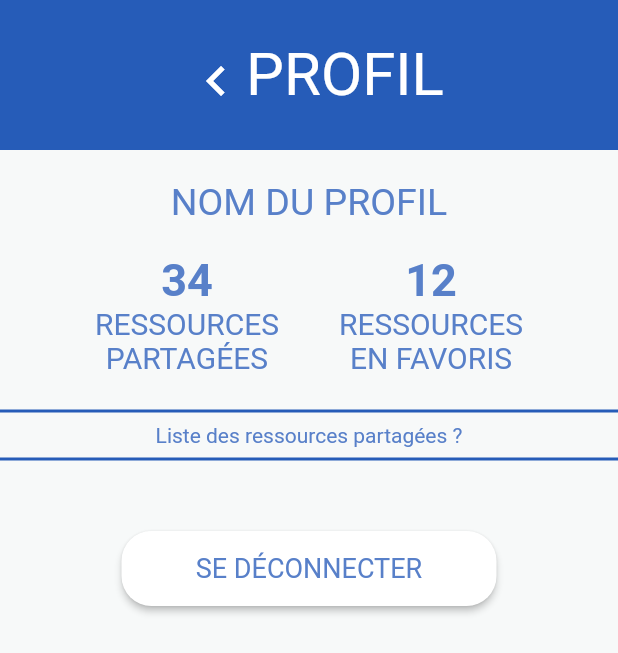
After one commit to JulienCorbo/le_cube, a Flutter app: the profil screen opened directly, on a phone screen of 412 x 824 dp. The commit adds this screen. Shown: the top 653 px of the screen. Run offline on Flutter 3.47's test engine with Material 2 defaults, Android fonts, the phone set to English and light mode, and no system bars; our stand-ins replace carousel_slider, font_awesome_flutter, form_validator, google_fonts, share_plus, video_player; network calls fail.

Commit message:
Inscription & Connexion v1

```diff
--- a/lib/commons/constants.dart
+++ b/lib/commons/constants.dart
@@ -68,7 +68,7 @@ Widget categoryElementPage({
       borderRadius: BorderRadius.circular(25),
   ),
   child: SizedBox.fromSize(
-    size: Size(56, 56),
+    size: const Size(56, 56),
         child: InkWell(
           borderRadius: BorderRadius.circular(20),
           splashColor: blueText, // splash color
@@ -162,7 +162,7 @@ Widget spotlightElement({
                     )
                 ),
                 onPressed: () {},
-                child: Text('VOIR PLUS')
+                child: const Text('VOIR PLUS')
             )
           ],
         ),
--- a/lib/main.dart
+++ b/lib/main.dart
@@ -1,6 +1,6 @@
 import 'package:flutter/material.dart';
+import 'package:flutter/services.dart';
 
-import 'package:le_cube/screens/login.dart';
 import 'package:le_cube/screens/homePage.dart';
 
 void main() {
@@ -12,6 +12,9 @@ class MyApp extends StatelessWidget {
 
   @override
   Widget build(BuildContext context) {
+    SystemChrome.setPreferredOrientations([
+      DeviceOrientation.portraitUp,
+    ]);
     return MaterialApp(
       title: 'RR',
       theme: ThemeData(
--- /dev/null
+++ b/lib/screens/profil.dart
@@ -0,0 +1,134 @@
+import 'package:flutter/material.dart';
+import 'package:flutter/rendering.dart';
+import 'package:google_fonts/google_fonts.dart';
+
+import 'package:le_cube/commons/constants.dart';
+import 'package:le_cube/widgets/navigationDrawer.dart';
+import 'package:le_cube/screens/homePage.dart';
+import 'package:le_cube/screens/login.dart';
+
+class profil extends StatefulWidget {
+  const profil({Key? key}) : super(key: key);
+
+  @override
+  _profilState createState() => _profilState();
+}
+
+class _profilState extends State<profil> {
+  @override
+  Widget build(BuildContext context) {
+    return Scaffold(
+        endDrawer: NavigationDrawerWidget(),
+        backgroundColor: whiteBackground,
+        body: LayoutBuilder(
+            builder: (BuildContext context, BoxConstraints viewportConstraints){
+              return SingleChildScrollView(
+                child: Column(
+                  children: [
+                    Container(
+                        height: 100,
+                        width: double.infinity,
+                        decoration: const BoxDecoration(
+                          color: blueBackground,
+                        ),
+                        child: Row(
+                            mainAxisAlignment: MainAxisAlignment.center,
+                            children: [
+                              IconButton(
+                                  onPressed: () {
+                                    Navigator.of(context).push(MaterialPageRoute(
+                                        builder: (context) => const homePage()
+                                    ));
+                                  },
+                                  icon: const Icon(
+                                    Icons.keyboard_arrow_left,
+                                    size: 40.0,
+                                    color: Colors.white,
+                                  )
+                              ),
+                              Text(
+                                'PROFIL',
+                                style: textStyle.copyWith(fontSize: 40, color: Colors.white),
+                                textAlign: TextAlign.center,
+                              ),
+                            ]
+                        )
+                    ),
+                    const SizedBox(height: 20),
+                    LayoutBuilder(
+                        builder: (BuildContext context, BoxConstraints viewportConstraints) {
+                          return SingleChildScrollView(
+                            child: Column(
+                              children: [
+                                Text(
+                                    'NOM DU PROFIL',
+                                  style: textStyle.copyWith(fontSize: 25),
+                                ),
+                                const SizedBox(height: 20),
+                                Row(
+                                  mainAxisAlignment: MainAxisAlignment.center,
+
+                                  children: [
+                                    Column(
+                                      children: [
+                                        Text(
+                                            "34",
+                                          style: textStyle.copyWith(fontSize: 30, fontWeight: FontWeight.bold),
+                                        ),
+                                        Text(
+                                            "RESSOURCES\nPARTAGÉES",
+                                          style: textStyle.copyWith(fontSize: 20),
+                                          textAlign: TextAlign.center,
+                                        )
+                                      ],
+                                    ),
+                                    SizedBox(width: 40),
+                                    Column(
+                                      children: [
+                                        Text(
+                                          "12",
+                                          style: textStyle.copyWith(fontSize: 30, fontWeight: FontWeight.bold),
+                                        ),
+                                        Text(
+                                          "RESSOURCES\nEN FAVORIS",
+                                          style: textStyle.copyWith(fontSize: 20),
+                                          textAlign: TextAlign.center,
+                                        )
+                                      ],
+                                    )
+                                  ],
+                                ),
+                                SizedBox(height: 16),
+                                Container(
+                                  alignment: Alignment.center,
+                                  width: double.infinity,
+                                  child: Column(
+                                    children: [
+                                      const Divider(thickness: 2, color: blueBackground),
+                                      Text("Liste des ressources partagées ?", style: textStyle),
+                                      const Divider(thickness: 2, color: blueBackground),
+                                    ],
+                                  ),
+                                ),
+                                SizedBox(height: 40),
+                                ElevatedButton(
+                                    style: buttonWhite,
+                                    onPressed: () => Navigator.of(context).push(MaterialPageRoute(
+                                        builder: (context) => const Login()
+                                    )),
+                                    child: const Text('SE DÉCONNECTER')
+                                ),
+                                SizedBox(height: 30),
+                              ],
+                            )
+                          );
+                        }
+                    )
+                  ],
+                ),
+              );
+            }
+        )
+    );
+  }
+}
```
Also changed, not shown: lib/screens/login.dart (+71 -1 lines), lib/screens/signup.dart (+13 -8 lines), lib/widgets/navigationDrawer.dart (+18 -6 lines).
